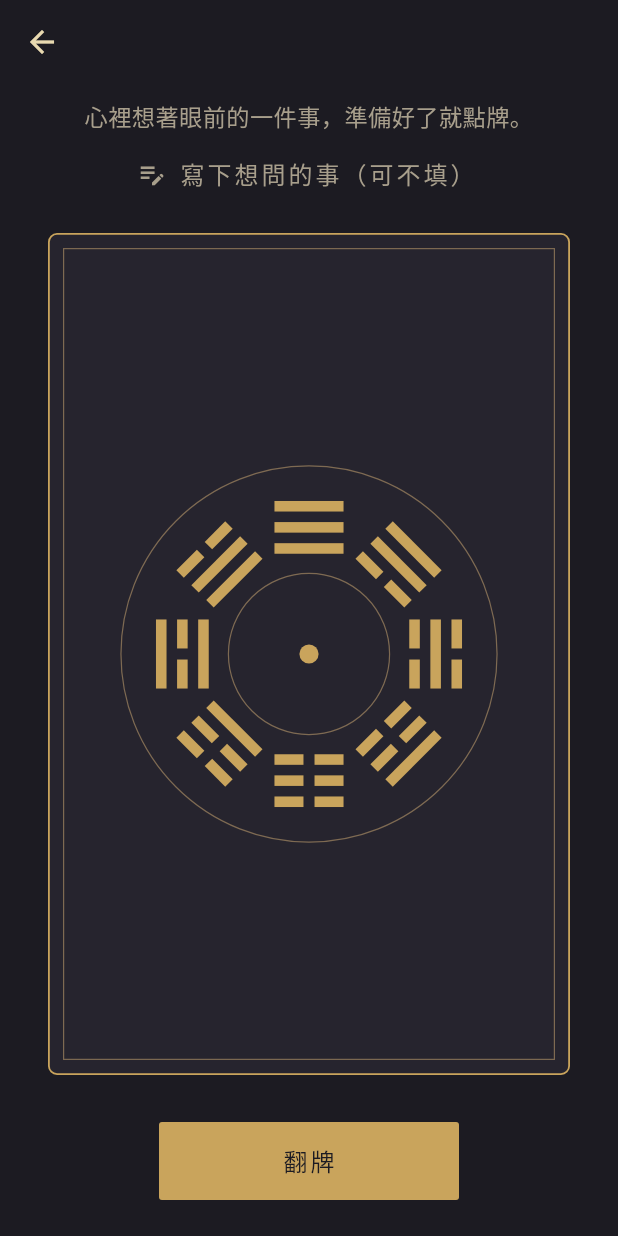
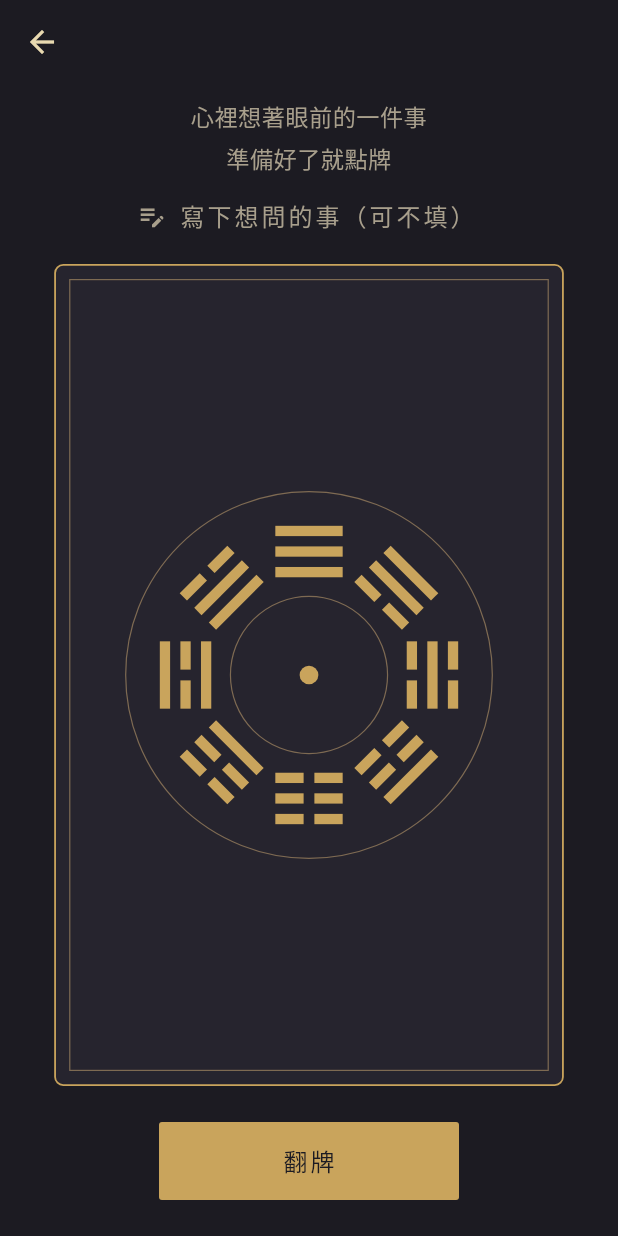
Before and after one commit to lawrence124875/iching-cards, a Flutter app: the screen it shows after launch, after a tap on "抽一卦", on a phone screen of 412 x 824 dp. Run offline on Flutter 3.47's test engine with Material 3 defaults, Android fonts, the phone set to English and light mode, and no system bars; our stand-ins replace audio_service, flutter_local_notifications, just_audio, timezone, wakelock_plus.

Commit message:
置中提示語去標點、逗號處換行（0.1.0+18）

```diff
--- a/lib/app/home_page.dart
+++ b/lib/app/home_page.dart
@@ -42,7 +42,7 @@ class HomePage extends StatelessWidget {
                             const SizedBox(height: 6),
                             Text('易經六十四卦卡', style: t.titleSmall?.copyWith(color: QianColors.earth, letterSpacing: 4)),
                             const SizedBox(height: 16),
-                            Text('易經不是用來算命，\n而是練習看象與做決定。',
+                            Text('易經不是用來算命\n而是練習看象與做決定',
                                 textAlign: TextAlign.center,
                                 style: t.bodyLarge?.copyWith(color: QianColors.textSub, fontSize: 15)),
                             const SizedBox(height: 32),
--- a/lib/features/draw/draw_page.dart
+++ b/lib/features/draw/draw_page.dart
@@ -43,7 +43,7 @@ class _DrawPageState extends State<DrawPage> {
           child: Column(
             children: [
               Text(
-                cast == null ? '心裡想著眼前的一件事，準備好了就點牌。' : '這是此刻的象。',
+                cast == null ? '心裡想著眼前的一件事\n準備好了就點牌' : '這是此刻的象',
                 style: t.bodyMedium?.copyWith(color: QianColors.textSub),
                 textAlign: TextAlign.center,
               ),
--- a/lib/features/journal/journal_list_page.dart
+++ b/lib/features/journal/journal_list_page.dart
@@ -104,7 +104,7 @@ class _Empty extends StatelessWidget {
       child: Padding(
         padding: const EdgeInsets.all(40),
         child: Text(
-          '還沒有卦記。\n\n抽卦後，在解讀頁最下方按「記下這一卦」，\n日後回來對照，看看象是怎麼應驗在事情上的。',
+          '還沒有卦記\n\n抽卦後\n在解讀頁最下方按「記下這一卦」\n日後回來對照\n看看象是怎麼應驗在事情上的',
           textAlign: TextAlign.center,
           style: t.bodyMedium?.copyWith(color: QianColors.textSub),
         ),
--- a/pubspec.yaml
+++ b/pubspec.yaml
@@ -1,7 +1,7 @@
 name: iching_cards
 description: "謙卦｜易經六十四卦卡（LC Lab）"
 publish_to: 'none'
-version: 0.1.0+17
+version: 0.1.0+18
 
 environment:
   sdk: '>=3.4.0 <4.0.0'
```
Also changed, not shown: 1 other file.
